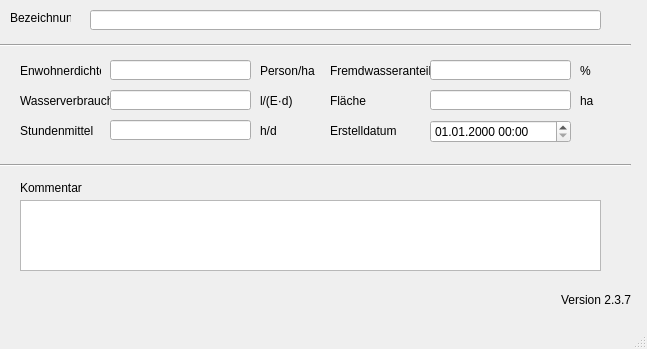
Above: qkan/database/templates/teilgebiete.ui from hoettges/QKan before the change. Below: the same form after it.
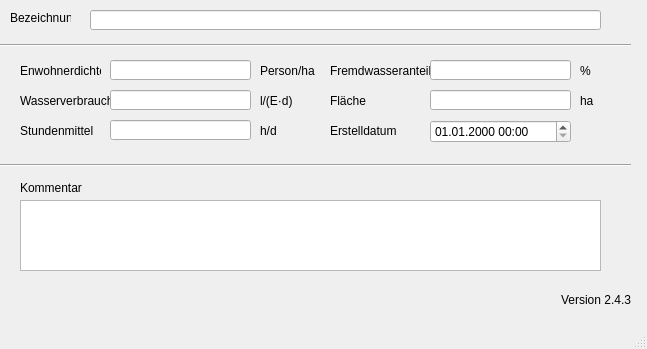
That is the form after the change. Custom widgets are drawn as their Qt base class.

```diff
--- a/qkan/database/templates/teilgebiete.ui
+++ b/qkan/database/templates/teilgebiete.ui
@@ -295,7 +295,7 @@
      <string>Version QKan Import</string>
     </property>
     <property name="text">
-     <string>Version 2.3.7</string>
+     <string>Version 2.4.3</string>
     </property>
     <property name="alignment">
      <set>Qt::AlignRight|Qt::AlignTrailing|Qt::AlignVCenter</set>
```
